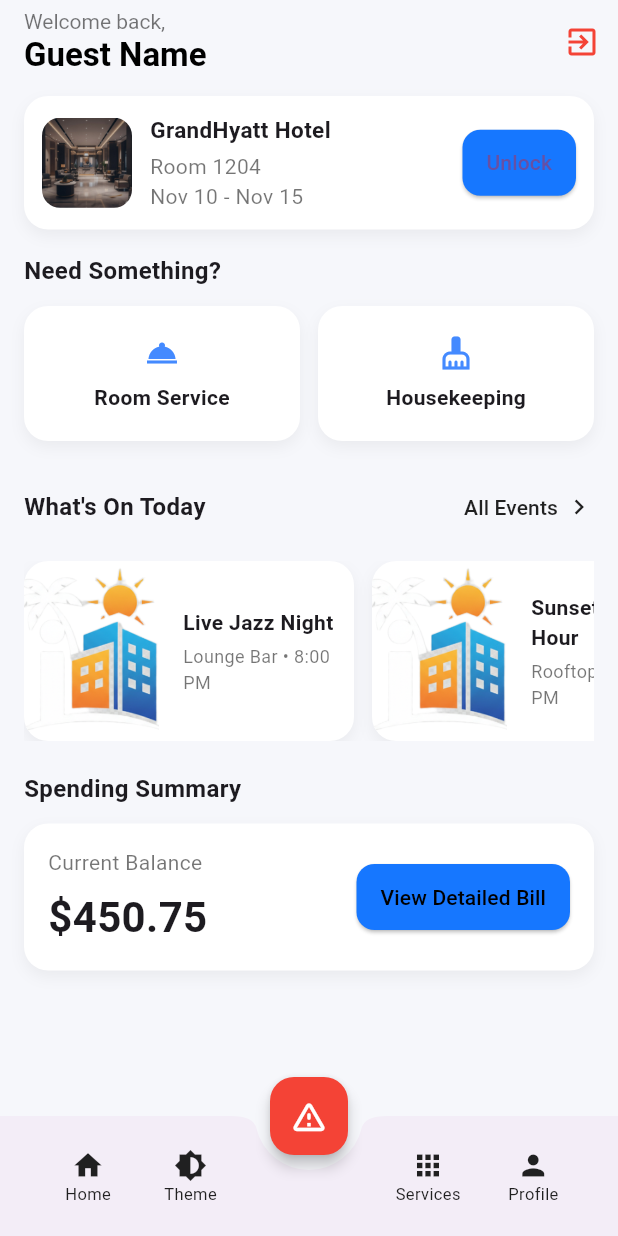
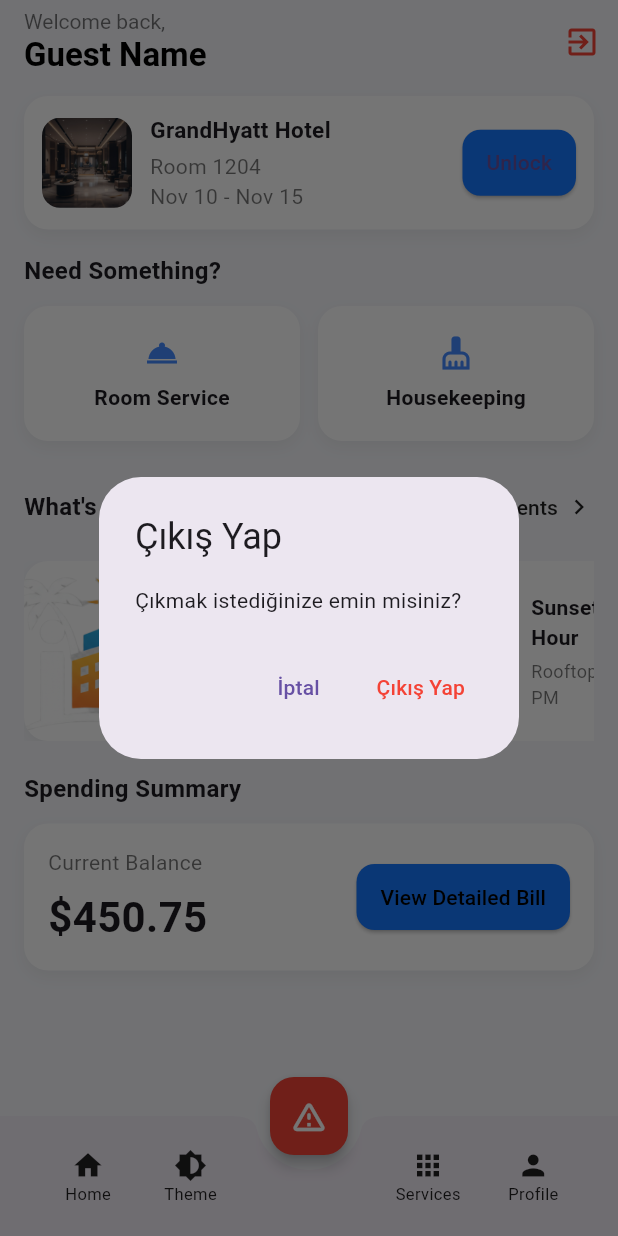
Before and after one commit to dogukandireksiz/InnJoy, a Flutter app: the screen it shows once a user with an empty profile is signed in, after a tap on the "exit to app" icon, on a phone screen of 412 x 824 dp. Run offline on Flutter 3.47's test engine with Material 3 defaults, Android fonts, the light colour scheme and no system bars; our stand-ins replace cloud_firestore, firebase_auth, firebase_core, font_awesome_flutter, google_sign_in; missing offline and left inert: flutter_facebook_auth; accounts and stored records are empty.

Commit message:
home page ekranına login page kısmına çıkış butonu ekledim

```diff
--- a/login_page/lib/home_screen.dart
+++ b/login_page/lib/home_screen.dart
@@ -20,9 +20,34 @@ class HomeScreen extends StatelessWidget {
         backgroundColor: const Color(0xFFF6F7FB),
         scrolledUnderElevation: 0,
         titleSpacing: 0,
-        actions: [IconButton(onPressed: () async {
-          await FirebaseAuth.instance.signOut();
-        }, icon: const Icon(Icons.exit_to_app,color: Colors.red,))],
+        actions: [
+          IconButton(
+            onPressed: () async {
+              final shouldLogout = await showDialog<bool>(
+                context: context,
+                builder: (context) => AlertDialog(
+                  title: const Text('Çıkış Yap'),
+                  content: const Text('Çıkmak istediğinize emin misiniz?'),
+                  actions: [
+                    TextButton(
+                      onPressed: () => Navigator.of(context).pop(false),
+                      child: const Text('İptal'),
+                    ),
+                    TextButton(
+                      onPressed: () => Navigator.of(context).pop(true),
+                      style: TextButton.styleFrom(foregroundColor: Colors.red),
+                      child: const Text('Çıkış Yap'),
+                    ),
+                  ],
+                ),
+              );
+              if (shouldLogout == true) {
+                await FirebaseAuth.instance.signOut();
+              }
+            },
+            icon: const Icon(Icons.exit_to_app, color: Colors.red),
+          ),
+        ],
         title: Padding(
           padding: const EdgeInsets.symmetric(horizontal: 16),
           child: Row(
```
